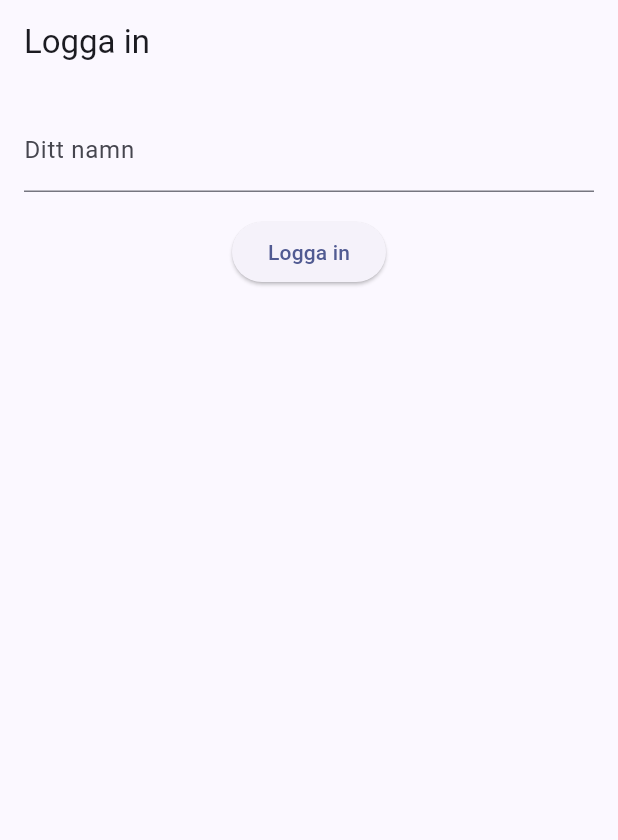
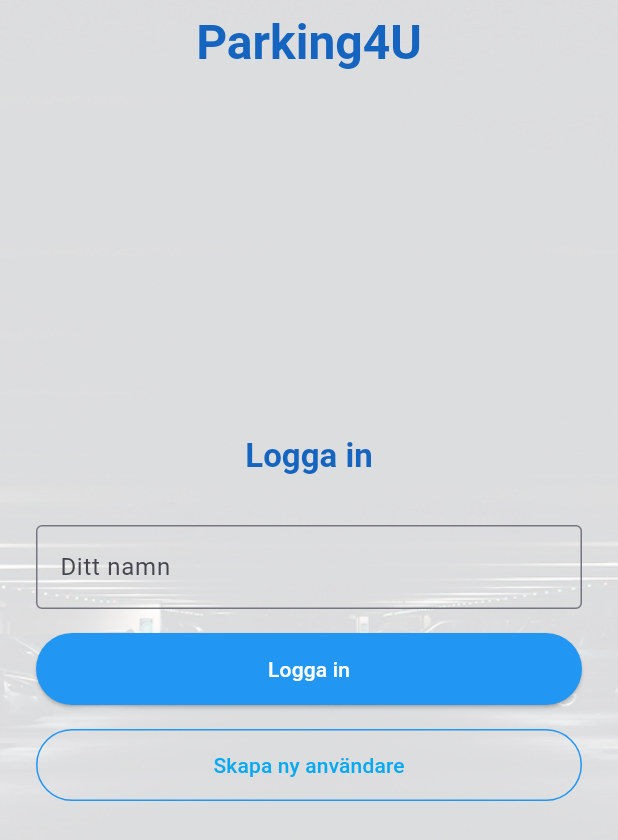
Before and after one commit to christopherwahlstrom/parking_app, a Flutter app: the screen it shows after launch, on a phone screen of 412 x 824 dp. Shown: the top 840 px of the screen. Run offline on Flutter 3.47's test engine with Material 3 defaults, Android fonts, the phone set to English and light mode, and no system bars.

Commit message:
Add vehicle management modals and update vehicle and person services; include parking background image

```diff
--- a/lib/views/login_view.dart
+++ b/lib/views/login_view.dart
@@ -1,6 +1,7 @@
 import 'package:flutter/material.dart';
 import '../services/person_service.dart';
 import '../utils/snackbar_service.dart';
+import '../widgets/register_person_modal.dart';
 import 'main_navigation_view.dart';
 
 class LoginView extends StatefulWidget {
@@ -27,11 +28,7 @@ class _LoginViewState extends State<LoginView> {
         if (!mounted) return;
         Navigator.pushReplacement(
           context,
-            MaterialPageRoute(
-              builder: (context) => MainNavigationView(
-                person: person
-              ),
-            ),
+          MaterialPageRoute(builder: (context) => MainNavigationView(person: person)),
         );
       } else {
         SnackBarService.showError(context, 'Personen finns inte registrerad!');
@@ -39,33 +36,99 @@ class _LoginViewState extends State<LoginView> {
     }
   }
 
+  void _showRegisterModal() {
+    showModalBottomSheet(
+      context: context,
+      isScrollControlled: true,
+      shape: const RoundedRectangleBorder(
+        borderRadius: BorderRadius.vertical(top: Radius.circular(20)),
+      ),
+      builder: (context) => RegisterPersonModal(
+        onRegistered: () {
+          Navigator.pop(context);
+          SnackBarService.showSuccess(context, 'Användare registrerad!');
+        },
+      ),
+    );
+  }
+
   @override
   Widget build(BuildContext context) {
     return Scaffold(
-      appBar: AppBar(title: const Text('Logga in')),
-      body: Padding(
-        padding: const EdgeInsets.all(16.0),
+      extendBodyBehindAppBar: true,
+      appBar: AppBar(
+        title: Text(
+          'Parking4U',
+          style: Theme.of(context).textTheme.headlineLarge?.copyWith(
+                color: Colors.blue.shade800,
+                fontWeight: FontWeight.bold,
+              ),
+        ),
+        centerTitle: true,
+        backgroundColor: Colors.transparent,
+        elevation: 0,
+      ),
+      body: Stack(
+        fit: StackFit.expand,
+        children: [
+          const Image(
+            image: AssetImage('assets/images/parking_background.jpg'),
+            fit: BoxFit.cover,
+          ),
+          Container(color: Colors.white.withAlpha((0.85 * 255).toInt())),
+          Center(
+            child: SingleChildScrollView(
+              padding: const EdgeInsets.all(24),
               child: Form(
                 key: _formKey,
                 child: Column(
+                  mainAxisSize: MainAxisSize.min,
                   children: [
+                    Text(
+                      'Logga in',
+                      style: Theme.of(context).textTheme.titleLarge?.copyWith(
+                            color: Colors.blue.shade800,
+                            fontWeight: FontWeight.bold,
+                          ),
+                      textAlign: TextAlign.center,
+                    ),
+                    const SizedBox(height: 32),
                     TextFormField(
                       controller: _nameController,
-                decoration: const InputDecoration(labelText: 'Ditt namn'),
-                validator: (value) {
-                  if (value == null || value.trim().isEmpty) {
-                    return 'Fyll i ditt namn';
-                  }
-                  return null;
-                },
-                onFieldSubmitted: (_) => _submit(),
+                      decoration: const InputDecoration(
+                        labelText: 'Ditt namn',
+                        border: OutlineInputBorder(),
+                      ),
+                      validator: (value) =>
+                          value == null || value.trim().isEmpty ? 'Fyll i ditt namn' : null,
                     ),
                     const SizedBox(height: 16),
-              ElevatedButton(onPressed: _submit, child: const Text('Logga in')),
+                    ElevatedButton(
+                      onPressed: _submit,
+                      style: ElevatedButton.styleFrom(
+                        backgroundColor: Colors.blue,
+                        foregroundColor: Colors.white,
+                        minimumSize: const Size(double.infinity, 48),
+                      ),
+                      child: const Text('Logga in'),
+                    ),
+                    const SizedBox(height: 16),
+                    OutlinedButton(
+                      onPressed: _showRegisterModal,
+                      style: OutlinedButton.styleFrom(
+                        foregroundColor: Colors.lightBlue,
+                        side: const BorderSide(color: Colors.blue),
+                        minimumSize: const Size(double.infinity, 48),
+                      ),
+                      child: const Text('Skapa ny användare'),
+                    ),
                   ],
                 ),
               ),
             ),
+          ),
+        ],
+      ),
     );
   }
 }
```
Also changed, not shown: lib/services/person_service.dart (+31 -10 lines), lib/services/vehicle_service.dart (+12 -0 lines), lib/views/home_view.dart (+73 -88 lines), lib/widgets/add_vehicle_modal.dart (added, +76 -0 lines), lib/widgets/edit_vehicle_modal.dart (added, +75 -0 lines), lib/widgets/register_person_modal.dart (added, +93 -0 lines), pubspec.yaml (+4 -3 lines), assets/images/parking_background.jpg (added), 2 other files. Lines whose indentation alone changed are shown as unchanged.
